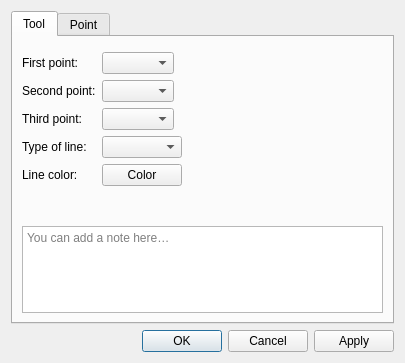
This is src/libs/vtools/dialogs/tools/dialogbisector.ui in equinox-patterns/Ostara as Qt 5 draws it before an edit. The edited form follows.
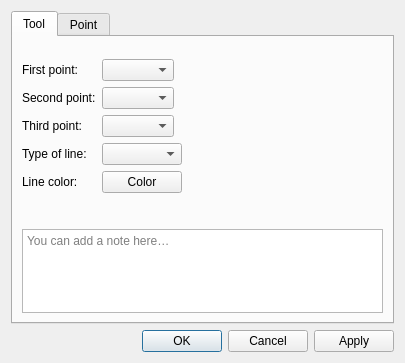
This is the edited form. Icons and pictures are not drawn. Custom widgets are drawn as their Qt base class.

Commit message: Improve formula fields and tool dialogs

Diff of the .ui file:
```diff
--- a/src/libs/vtools/dialogs/tools/dialogbisector.ui
+++ b/src/libs/vtools/dialogs/tools/dialogbisector.ui
@@ -31,6 +31,32 @@
        <item>
         <widget class="QWidget" name="formulaPlaceholder" native="true"/>
        </item>
+       <item>
+        <layout class="QHBoxLayout" name="formulaSeparatorLayout">
+         <property name="leftMargin">
+          <number>33</number>
+         </property>
+         <property name="rightMargin">
+          <number>33</number>
+         </property>
+         <item>
+          <widget class="QFrame" name="formulaSeparator">
+           <property name="minimumSize">
+            <size>
+             <width>0</width>
+             <height>1</height>
+            </size>
+           </property>
+           <property name="maximumSize">
+            <size>
+             <width>16777215</width>
+             <height>1</height>
+            </size>
+           </property>
+          </widget>
+         </item>
+        </layout>
+       </item>
        <item>
         <layout class="QFormLayout" name="formLayout">
          <property name="fieldGrowthPolicy">
```
The commit also changes 26 other files.
